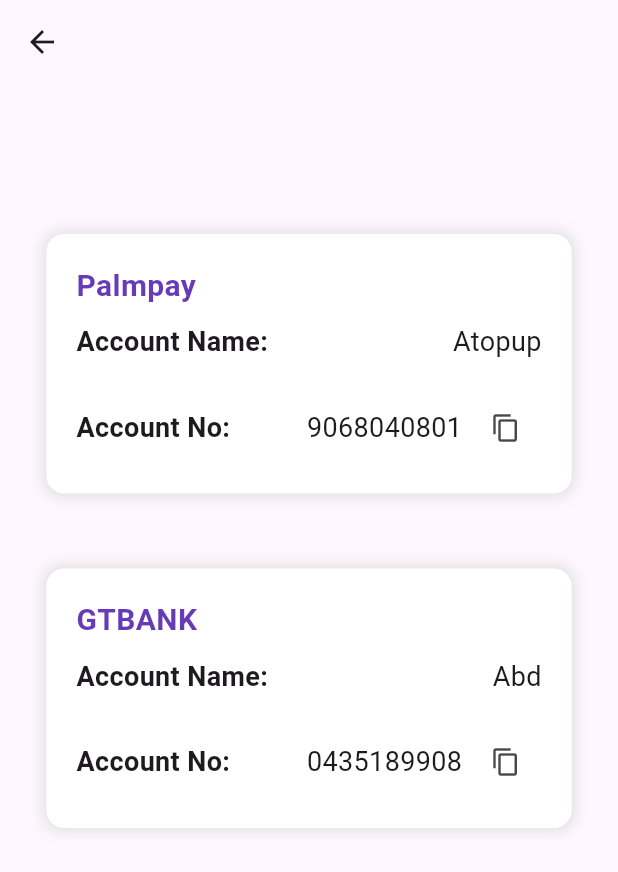
After one commit to atech-01/form_without_backend, a Flutter app: the Fund screen opened by its route, on a phone screen of 412 x 824 dp. The commit adds this screen. Shown: the top 872 px of the screen. Run offline on Flutter 3.47's test engine with Material 3 defaults, Android fonts, the light colour scheme and no system bars.

Commit message:
fund page

```diff
--- a/lib/main.dart
+++ b/lib/main.dart
@@ -10,6 +10,7 @@
 import 'package:forms_validate/pages/welcome_page.dart';
 import 'package:forms_validate/services/airtime.dart';
 import 'package:forms_validate/services/data.dart';
+import 'package:forms_validate/services/fund.dart';
 
 void main() {
   runApp(const MyApp());
@@ -33,6 +34,7 @@
         AppRoutes.login: (context) => LoginPage(),
         AppRoutes.editProfile: (context) => EditProfile(),
         AppRoutes.home: (context) => BottomNavBar(),
+        AppRoutes.fund: (context) => Fund(),
       },
     );
   }
--- a/lib/pages/router.dart
+++ b/lib/pages/router.dart
@@ -11,4 +11,5 @@
   static const airtime = '/airtime';
   static const bill = '/bill';
   static const cable = '/cable';
+  static const fund = '/fund';
 }
--- /dev/null
+++ b/lib/services/fund.dart
@@ -0,0 +1,198 @@
+import 'package:flutter/material.dart';
+import 'package:flutter/services.dart'; // Needed for Clipboard
+
+class Fund extends StatelessWidget {
+  const Fund({super.key});
+
+  @override
+  Widget build(BuildContext context) {
+    var size = MediaQuery.of(context).size;
+
+    return Scaffold(
+      appBar: AppBar(),
+      body: Center(
+        child: Column(
+          crossAxisAlignment: CrossAxisAlignment.center,
+          children: [
+            SizedBox(height: 100),
+            Container(
+              width: size.width * 0.85,
+              padding: EdgeInsets.all(20),
+              decoration: BoxDecoration(
+                color: Colors.white,
+                borderRadius: BorderRadius.circular(12),
+                boxShadow: [
+                  BoxShadow(
+                    color: Colors.grey.shade300,
+                    blurRadius: 8,
+                    spreadRadius: 2,
+                  ),
+                ],
+              ),
+              child: Column(
+                crossAxisAlignment: CrossAxisAlignment.start,
+                children: [
+                  Text(
+                    "Palmpay",
+                    style: TextStyle(
+                      fontSize: 20,
+                      fontWeight: FontWeight.bold,
+                      color: Colors.deepPurple, // Or any nice color
+                    ),
+                  ),
+                  SizedBox(height: 10),
+                  Row(
+                    mainAxisAlignment: MainAxisAlignment.spaceBetween,
+                    children: [
+                      Text(
+                        "Account Name:",
+                        style: TextStyle(
+                          fontSize: 18,
+                          fontWeight: FontWeight.bold,
+                        ),
+                      ),
+                      Text("Atopup", style: TextStyle(fontSize: 18)),
+                    ],
+                  ),
+                  SizedBox(height: 20),
+                  // Account Number Row
+                  Row(
+                    crossAxisAlignment: CrossAxisAlignment.center,
+                    children: [
+                      Expanded(
+                        flex: 2, // 2 parts for label
+                        child: Text(
+                          "Account No:",
+                          style: TextStyle(
+                            fontSize: 18,
+                            fontWeight: FontWeight.bold,
+                          ),
+                        ),
+                      ),
+                      Expanded(
+                        flex: 3, // 3 parts for number + copy button
+                        child: Row(
+                          mainAxisAlignment: MainAxisAlignment.end,
+                          mainAxisSize: MainAxisSize.min,
+                          children: [
+                            Text("9068040801", style: TextStyle(fontSize: 18)),
+                            SizedBox(width: 5),
+                            IconButton(
+                              onPressed: () {
+                                Clipboard.setData(
+                                  ClipboardData(text: "9068040801"),
+                                );
+                                ScaffoldMessenger.of(context).showSnackBar(
+                                  SnackBar(
+                                    content: Text("Account number copied"),
+                                  ),
+                                );
+                              },
+                              icon: Icon(Icons.copy, size: 20),
+                              padding:
+                                  EdgeInsets.zero, // remove default padding
+                              constraints:
+                                  BoxConstraints(), // remove default constraint
+                            ),
+                          ],
+                        ),
+                      ),
+                    ],
+                  ),
+                ],
+              ),
+            ),
+            SizedBox(height: 50),
+            Container(
+              width: size.width * 0.85,
+              padding: EdgeInsets.all(20),
+              decoration: BoxDecoration(
+                color: Colors.white,
+                borderRadius: BorderRadius.circular(12),
+                boxShadow: [
+                  BoxShadow(
+                    color: Colors.grey.shade300,
+                    blurRadius: 8,
+                    spreadRadius: 2,
+                  ),
+                ],
+              ),
+              child: Column(
+                crossAxisAlignment: CrossAxisAlignment.start,
+                children: [
+                  Text(
+                    "GTBANK",
+                    style: TextStyle(
+                      fontSize: 20,
+                      fontWeight: FontWeight.bold,
+                      color: Colors.deepPurple, // Or any nice color
+                    ),
+                  ),
+                  SizedBox(height: 10),
+                  Row(
+                    mainAxisAlignment: MainAxisAlignment.spaceBetween,
+                    children: [
+                      Text(
+                        "Account Name:",
+                        style: TextStyle(
+                          fontSize: 18,
+                          fontWeight: FontWeight.bold,
+                        ),
+                      ),
+                      Text("Abd", style: TextStyle(fontSize: 18)),
+                    ],
+                  ),
+                  SizedBox(height: 20),
+                  // Account Number Row
+                  Row(
+                    crossAxisAlignment: CrossAxisAlignment.center,
+                    children: [
+                      Expanded(
+                        flex: 2, // 2 parts for label
+                        child: Text(
+                          "Account No:",
+                          style: TextStyle(
+                            fontSize: 18,
+                            fontWeight: FontWeight.bold,
+                          ),
+                        ),
+                      ),
+                      Expanded(
+                        flex: 3, // 3 parts for number + copy button
+                        child: Row(
+                          mainAxisAlignment: MainAxisAlignment.end,
+                          mainAxisSize: MainAxisSize.min,
+                          children: [
+                            Text("0435189908", style: TextStyle(fontSize: 18)),
+                            SizedBox(width: 5),
+                            IconButton(
+                              onPressed: () {
+                                Clipboard.setData(
+                                  ClipboardData(text: "0435189908"),
+                                );
+                                ScaffoldMessenger.of(context).showSnackBar(
+                                  SnackBar(
+                                    content: Text("Account number copied"),
+                                  ),
+                                );
+                              },
+                              icon: Icon(Icons.copy, size: 20),
+                              padding:
+                                  EdgeInsets.zero, // remove default padding
+                              constraints:
+                                  BoxConstraints(), // remove default constraint
+                            ),
+                          ],
+                        ),
+                      ),
+                    ],
+                  ),
+                ],
+              ),
+            ),
+          ],
+        ),
+      ),
+    );
+  }
+}
```
